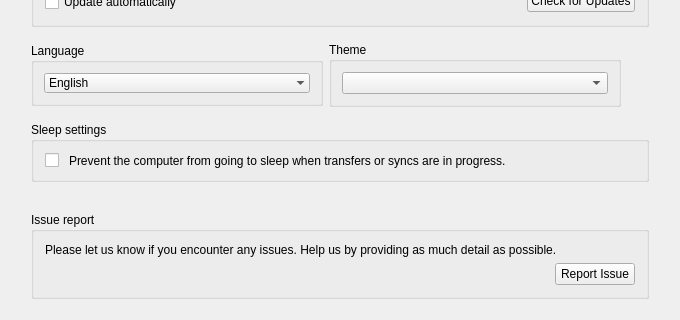
Qt form src/MEGASync/gui/ui/SettingsDialog.ui (meganz/MEGAsync) before a commit; both pictures show x 0 to 680 and y 219 to 539 of the 680 by 887 pixel window.
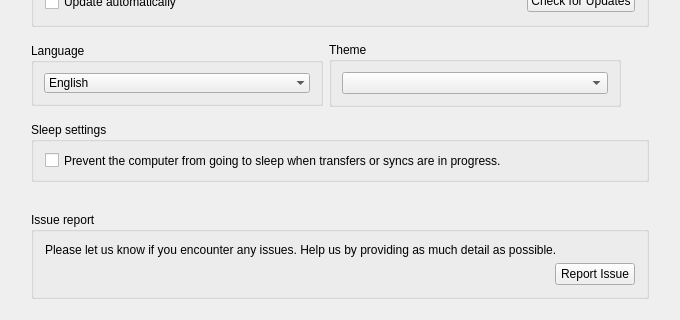
The same form after that commit. Icons and pictures are not drawn. Custom widgets are drawn as their Qt base class.

Commit message: SNC-3941 : Reduced space on right of buttons, changed apply old rules layout.

```diff
--- a/src/MEGASync/gui/ui/SettingsDialog.ui
+++ b/src/MEGASync/gui/ui/SettingsDialog.ui
@@ -905,7 +905,7 @@
          </property>
          <layout class="QHBoxLayout" name="horizontalLayout_6">
           <property name="spacing">
-           <number>10</number>
+           <number>5</number>
           </property>
           <item>
            <widget class="QCheckBox" name="cbSleepMode">
```
The commit also changes 1 other file.
